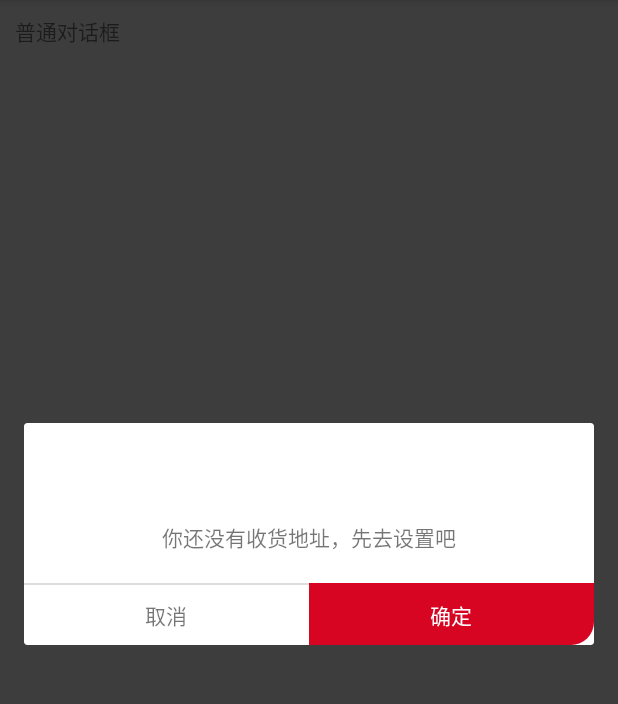
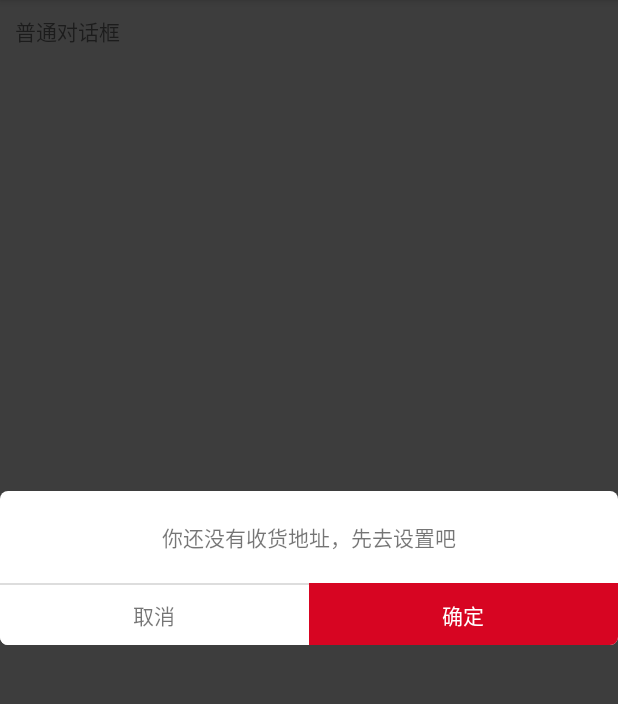
Before and after one commit to guixin567/DialogUtil, an Android app: the screen it shows after launch (MainActivity), after a tap on "普通对话框", on a phone screen of 412 x 824 dp, the part 84-788 px from its top. Run offline under Robolectric (Android 15) with nearby library versions, the phone set to English and light mode, and no system bars.

Commit message:
对话框的测试

```diff
--- a/app/src/main/java/com/example/ldachu/dialogutil/dialog/CustomeDialog.java
+++ b/app/src/main/java/com/example/ldachu/dialogutil/dialog/CustomeDialog.java
@@ -1,5 +1,7 @@
 package com.example.ldachu.dialogutil.dialog;
 
+import android.graphics.Color;
+import android.graphics.drawable.ColorDrawable;
 import android.os.Bundle;
 import android.support.annotation.Nullable;
 import android.support.v7.app.AppCompatDialogFragment;
@@ -24,7 +26,7 @@ public class CustomeDialog extends AppCompatDialogFragment {
     @Nullable
     @Override
     public View onCreateView(LayoutInflater inflater, @Nullable ViewGroup container, @Nullable Bundle savedInstanceState) {
-
+        getDialog().getWindow().setBackgroundDrawable(new ColorDrawable(Color.TRANSPARENT));
         View view = inflater.inflate(R.layout.dialog_custome, container);
         return view;
 
--- a/app/src/main/res/drawable/shape_cor5_d70522.xml
+++ b/app/src/main/res/drawable/shape_cor5_d70522.xml
@@ -1,5 +1,5 @@
 <?xml version="1.0" encoding="utf-8"?>
 <shape xmlns:android="http://schemas.android.com/apk/res/android">
-    <corners android:bottomRightRadius="15dp"/>
+    <corners android:bottomRightRadius="5dp"/>
     <solid android:color="#d70522"/>
 </shape>
--- a/app/src/main/res/drawable/shape_cor5_fff.xml
+++ b/app/src/main/res/drawable/shape_cor5_fff.xml
@@ -1,5 +1,5 @@
 <?xml version="1.0" encoding="utf-8"?>
 <shape xmlns:android="http://schemas.android.com/apk/res/android">
-    <corners android:radius="15dp"/>
+    <corners android:radius="5dp"/>
     <solid android:color="#fff"/>
 </shape>
--- a/app/src/main/res/layout/dialog_custome.xml
+++ b/app/src/main/res/layout/dialog_custome.xml
@@ -2,7 +2,7 @@
 <android.support.constraint.ConstraintLayout
     xmlns:android="http://schemas.android.com/apk/res/android"
     xmlns:app="http://schemas.android.com/apk/res-auto"
-    android:background="#0000"
+    android:background="@drawable/shape_cor5_fff"
     android:layout_width="match_parent"
     android:layout_height="wrap_content"
     >
```
